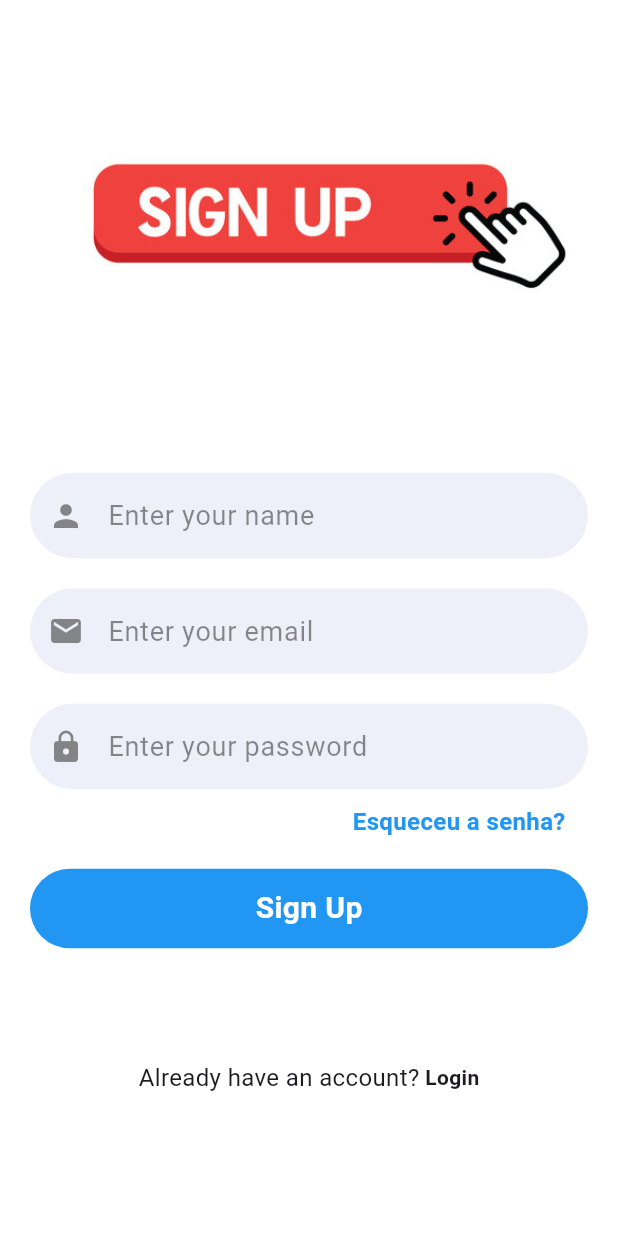
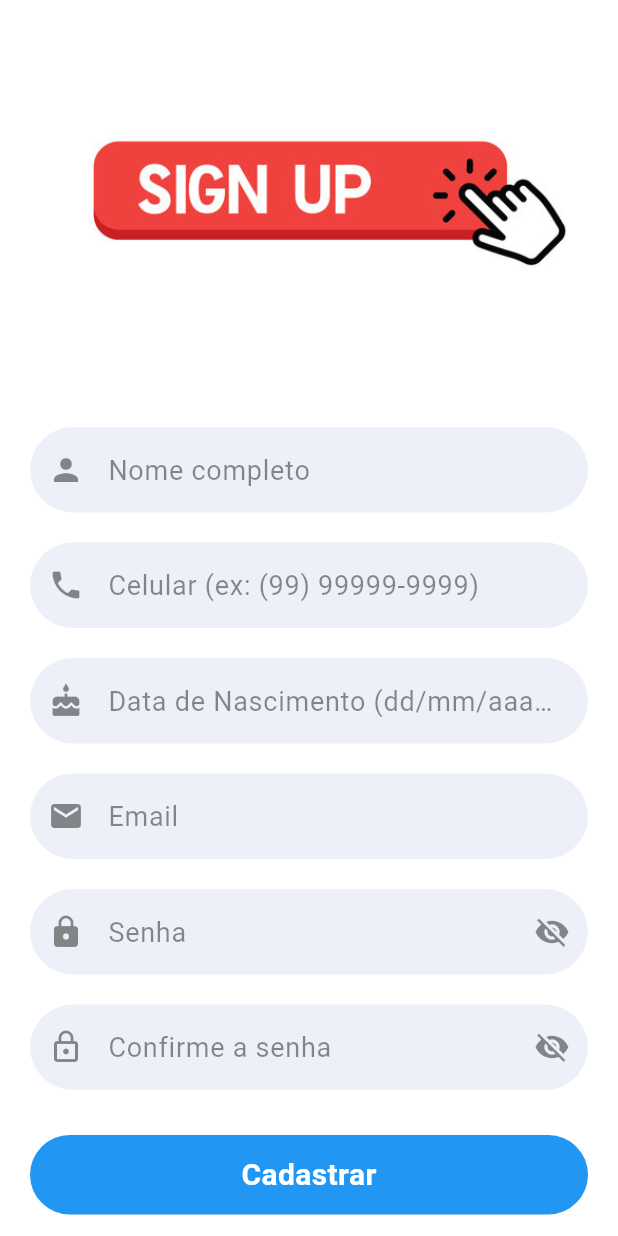
Before and after one commit to joaoemanuel04/Myturn, a Flutter app: the SignUpScreen screen opened directly, on a phone screen of 412 x 824 dp. Run offline on Flutter 3.47's test engine with Material 3 defaults, Android fonts, the phone set to English and light mode, and no system bars; our stand-ins replace brasil_fields, cloud_firestore, firebase_auth, firebase_core, firebase_database, google_sign_in and 1 more; accounts and stored records are empty; network calls fail.

Commit message:
Parte Completa do back end de tela de login/regsitro do cliente, falta teste e melhoria de front end

```diff
--- a/lib/Cliente_Login_Sign_up/sign_up.dart
+++ b/lib/Cliente_Login_Sign_up/sign_up.dart
@@ -1,4 +1,6 @@
+import 'package:brasil_fields/brasil_fields.dart';
 import 'package:flutter/material.dart';
+import 'package:flutter/services.dart';
 import 'package:myturn/Cliente_Login_Sign_up/Services/auth.dart';
 import 'package:myturn/Cliente_Login_Sign_up/Success.dart';
 import 'package:myturn/Cliente_Login_Sign_up/login.dart';
@@ -16,34 +18,53 @@ class SignUpScreen extends StatefulWidget {
 class _SignUpScreenState extends State<SignUpScreen> {
   final TextEditingController emailController = TextEditingController();
   final TextEditingController passwordController = TextEditingController();
+  final TextEditingController confirmPasswordController =
+      TextEditingController();
   final TextEditingController nameController = TextEditingController();
+  final TextEditingController phoneController = TextEditingController();
+  final TextEditingController birthDateController = TextEditingController();
+
   bool isLoading = false;
 
-  void despose() {
+  @override
+  void dispose() {
     super.dispose();
     emailController.dispose();
     passwordController.dispose();
+    confirmPasswordController.dispose();
     nameController.dispose();
+    phoneController.dispose();
+    birthDateController.dispose();
   }
 
   void signUpUser() async {
+    if (passwordController.text.trim() !=
+        confirmPasswordController.text.trim()) {
+      showSnackBar(context, "As senhas não conferem!");
+      return;
+    }
+
+    setState(() => isLoading = true);
+
     String res = await AuthServicews().signUpUser(
       email: emailController.text.trim(),
       password: passwordController.text.trim(),
       name: nameController.text.trim(),
+      phone: phoneController.text.trim(),
+      birthDate: birthDateController.text.trim(),
     );
 
+    setState(() => isLoading = false);
+
     if (res == "success") {
-      setState(() {
-        isLoading = true;
-      });
+      showSnackBar(
+        context,
+        "Cadastro realizado! Verifique seu email para ativar a conta.",
+      );
       Navigator.of(context).pushReplacement(
         MaterialPageRoute(builder: (context) => SuccessScreen()),
       );
     } else {
-      setState(() {
-        isLoading = false;
-      });
       showSnackBar(context, res);
     }
   }
@@ -54,54 +75,64 @@ class _SignUpScreenState extends State<SignUpScreen> {
     return Scaffold(
       backgroundColor: Colors.white,
       body: SafeArea(
-        child: SizedBox(
+        child: SingleChildScrollView(
           child: Column(
             crossAxisAlignment: CrossAxisAlignment.center,
             children: [
               SizedBox(
                 width: double.infinity,
-                height: height / 2.7,
+                height: height / 3,
                 child: Image.asset("assets/images/sign.jpg"),
               ),
               TextFieldInpute(
                 textEditingController: nameController,
-                hintText: "Enter your name",
+                hintText: "Nome completo",
                 icon: Icons.person,
               ),
               TextFieldInpute(
+                textEditingController: phoneController,
+                hintText: "Celular (ex: (99) 99999-9999)",
+                icon: Icons.phone,
+                inputFormatters: [
+                  FilteringTextInputFormatter.digitsOnly,
+                  TelefoneInputFormatter(),
+                ],
+              ),
+              TextFieldInpute(
+                textEditingController: birthDateController,
+                hintText: "Data de Nascimento (dd/mm/aaaa)",
+                icon: Icons.cake,
+                inputFormatters: [
+                  FilteringTextInputFormatter.digitsOnly,
+                  DataInputFormatter(),
+                ],
+              ),
+              TextFieldInpute(
                 textEditingController: emailController,
-                hintText: "Enter your email",
+                hintText: "Email",
                 icon: Icons.email,
               ),
               TextFieldInpute(
                 textEditingController: passwordController,
-                hintText: "Enter your password",
+                hintText: "Senha",
                 ispass: true,
                 icon: Icons.lock,
               ),
-              const Padding(
-                padding: EdgeInsets.symmetric(horizontal: 35),
-                child: Align(
-                  alignment: Alignment.centerRight,
-                  child: Text(
-                    "Esqueceu a senha?",
-                    style: TextStyle(
-                      fontWeight: FontWeight.bold,
-                      fontSize: 16,
-                      color: Colors.blue,
-                    ),
-                  ),
-                ),
+              TextFieldInpute(
+                textEditingController: confirmPasswordController,
+                hintText: "Confirme a senha",
+                ispass: true,
+                icon: Icons.lock_outline,
               ),
-              MyButton(onTab: signUpUser, text: "Sign Up"),
+
+              isLoading
+                  ? const CircularProgressIndicator()
+                  : MyButton(onTab: signUpUser, text: "Cadastrar"),
               SizedBox(height: height / 15),
               Row(
                 mainAxisAlignment: MainAxisAlignment.center,
                 children: [
-                  const Text(
-                    "Already have an account?",
-                    style: TextStyle(fontSize: 16),
-                  ),
+                  const Text("Já tem uma conta?"),
                   GestureDetector(
                     onTap: () {
                       Navigator.push(
@@ -111,7 +142,7 @@ class _SignUpScreenState extends State<SignUpScreen> {
                         ),
                       );
                     },
-                    child: Text(
+                    child: const Text(
                       " Login",
                       style: TextStyle(fontWeight: FontWeight.bold),
                     ),
--- a/lib/Widget/text_field.dart
+++ b/lib/Widget/text_field.dart
@@ -1,39 +1,86 @@
 import 'package:flutter/material.dart';
+import 'package:brasil_fields/brasil_fields.dart';
+import 'package:flutter/services.dart';
 
-class TextFieldInpute extends StatelessWidget {
+class TextFieldInpute extends StatefulWidget {
   final TextEditingController textEditingController;
   final bool ispass;
   final String hintText;
   final IconData icon;
+  final List<TextInputFormatter>? inputFormatters;
+
   const TextFieldInpute({
     super.key,
     required this.textEditingController,
     this.ispass = false,
     required this.hintText,
     required this.icon,
+    this.inputFormatters,
   });
 
   @override
+  State<TextFieldInpute> createState() => _TextFieldInputeState();
+}
+
+class _TextFieldInputeState extends State<TextFieldInpute> {
+  bool obscureText = true;
+
+  @override
+  void initState() {
+    super.initState();
+    obscureText = widget.ispass;
+  }
+
+  @override
   Widget build(BuildContext context) {
+    TextInputType keyboardType = TextInputType.text;
+
+    if (widget.inputFormatters != null) {
+      if (widget.inputFormatters!.any((f) => f is TelefoneInputFormatter)) {
+        keyboardType = TextInputType.phone;
+      } else if (widget.inputFormatters!.any((f) => f is DataInputFormatter)) {
+        keyboardType = TextInputType.datetime;
+      }
+    }
+
     return Padding(
       padding: const EdgeInsets.symmetric(horizontal: 20, vertical: 10),
       child: TextField(
-        obscureText: ispass,
-        controller: textEditingController,
+        obscureText: widget.ispass ? obscureText : false,
+        controller: widget.textEditingController,
+        inputFormatters: widget.inputFormatters,
+        keyboardType: keyboardType,
         decoration: InputDecoration(
-          hintText: hintText,
-          hintStyle: TextStyle(color: Colors.black45, fontSize: 18),
-          prefixIcon: Icon(icon, color: Colors.black45),
-          contentPadding: EdgeInsets.symmetric(vertical: 15, horizontal: 20),
+          hintText: widget.hintText,
+          hintStyle: const TextStyle(color: Colors.black45, fontSize: 18),
+          prefixIcon: Icon(widget.icon, color: Colors.black45),
+          suffixIcon:
+              widget.ispass
+                  ? IconButton(
+                    icon: Icon(
+                      obscureText ? Icons.visibility_off : Icons.visibility,
+                      color: Colors.black45,
+                    ),
+                    onPressed: () {
+                      setState(() {
+                        obscureText = !obscureText;
+                      });
+                    },
+                  )
+                  : null,
+          contentPadding: const EdgeInsets.symmetric(
+            vertical: 15,
+            horizontal: 20,
+          ),
           border: InputBorder.none,
           filled: true,
-          fillColor: Color(0xFFedf0f8),
+          fillColor: const Color(0xFFedf0f8),
           enabledBorder: OutlineInputBorder(
             borderSide: BorderSide.none,
             borderRadius: BorderRadius.circular(30),
           ),
           focusedBorder: OutlineInputBorder(
-            borderSide: BorderSide(width: 2, color: Colors.blue),
+            borderSide: const BorderSide(width: 2, color: Colors.blue),
             borderRadius: BorderRadius.circular(30),
           ),
         ),
--- a/pubspec.yaml
+++ b/pubspec.yaml
@@ -29,6 +29,9 @@ dependencies:
   cloud_firestore: ^5.6.8
   firebase_auth: ^5.5.4
   google_sign_in: ^6.3.0
+  firebase_database: ^11.3.6
+  brasil_fields: ^1.18.0
+  shared_preferences: ^2.5.3
 
 dev_dependencies:
   flutter_test:
```
Also changed, not shown: lib/Cliente_Login_Sign_up/Services/auth.dart (+92 -17 lines), lib/Cliente_Login_Sign_up/login.dart (+36 -7 lines), lib/login_com_google/google_auth.dart (+21 -18 lines), lib/login_com_google/google_informacoes.dart (added, +110 -0 lines), pubspec.lock, 1 other file.
